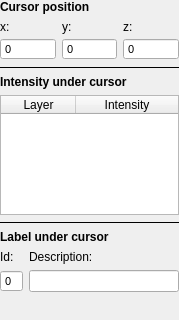
Old version of the form GUI/Qt/Components/CursorInspector.ui in the repository pyushkevich/itksnap; both pictures show x 0 to 179 and y 0 to 320 of the 179 by 527 pixel window.
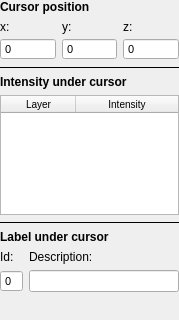
New version of the form.

```diff
--- a/GUI/Qt/Components/CursorInspector.ui
+++ b/GUI/Qt/Components/CursorInspector.ui
@@ -182,6 +182,9 @@
      <property name="contextMenuPolicy">
       <enum>Qt::CustomContextMenu</enum>
      </property>
+     <property name="styleSheet">
+      <string notr="true">font-size:10px;</string>
+     </property>
      <property name="editTriggers">
       <set>QAbstractItemView::NoEditTriggers</set>
      </property>
```
